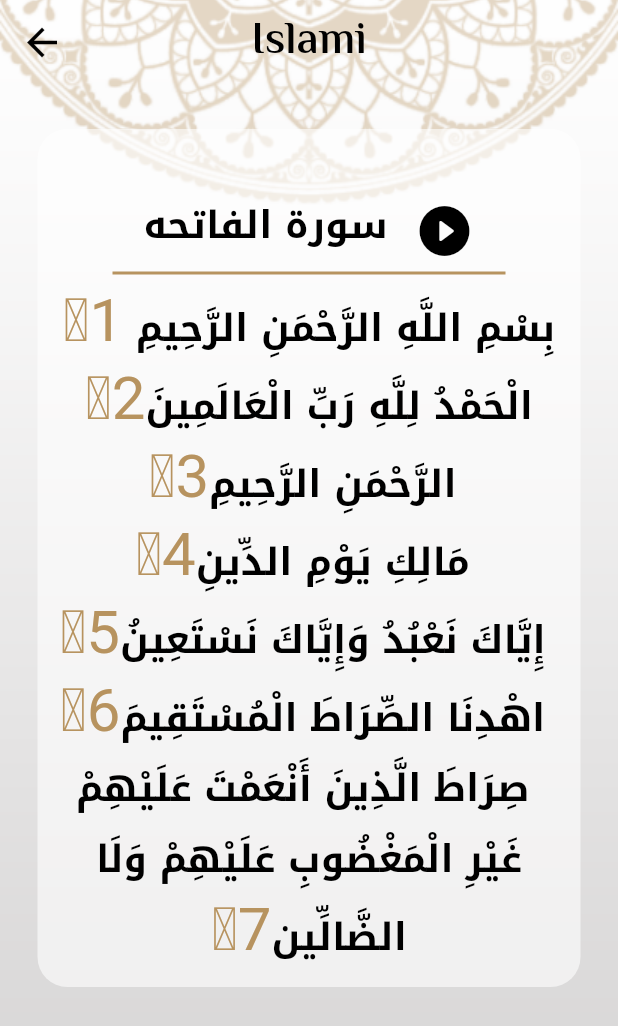
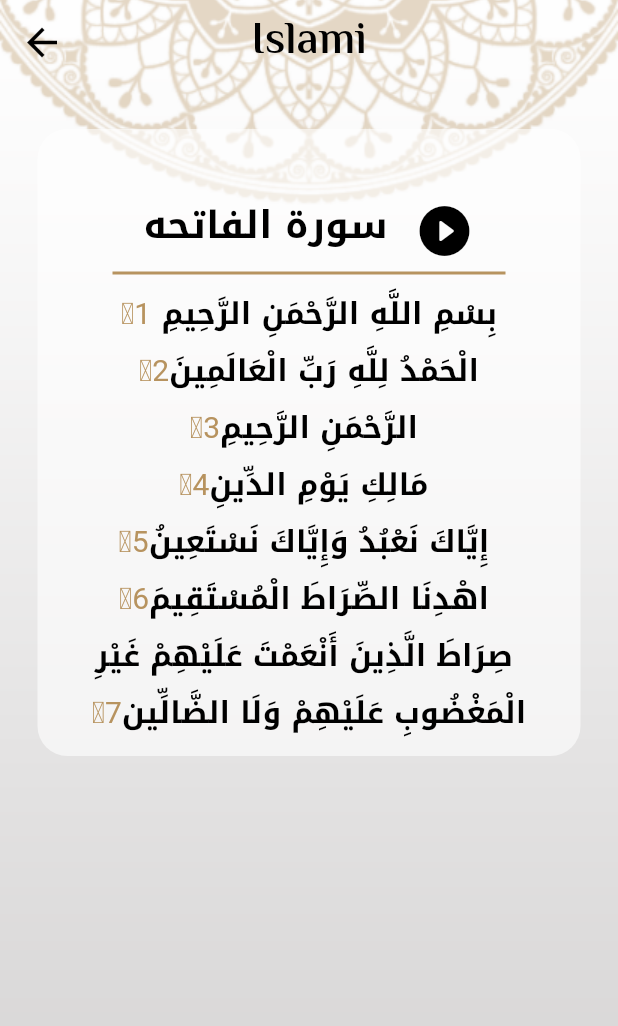
Before and after one commit to heshamgasser/Islamic, a Flutter app: the screen it shows after launch, after a tap on "الفاتحه", on a phone screen of 412 x 824 dp. Shown: the top 1026 px of the screen. Run offline on Flutter 3.47's test engine with Material 2 defaults, Android fonts, the phone set to English and light mode, and no system bars; our stand-ins replace google_fonts; generated files the repository leaves out were written again; Roboto replaces fonts that are missing (Amiri).

Commit message:
change ayat No. Size

```diff
--- a/lib/screens/surahScreen.dart
+++ b/lib/screens/surahScreen.dart
@@ -101,18 +101,19 @@ class _SurahScreenState extends State<SurahScreen> {
                                     .textTheme
                                     .bodyLarge
                                     ?.copyWith(
-                                        fontSize: 25,
+                                        fontSize: 20,
                                         color: Theme.of(context)
                                             .colorScheme
                                             .onSurface),
                               ),
                               TextSpan(
-                                  text: '\u06dd${index + 1}',
-                                  style: GoogleFonts.amiri(
-                                      color: Theme.of(context)
-                                          .colorScheme
-                                          .onBackground,
-                                      fontSize: 40)),
+                                text: '\u06dd${index + 1}',
+                                style: GoogleFonts.amiri(
+                                    color: Theme.of(context)
+                                        .colorScheme
+                                        .onBackground,
+                                    fontSize: 20),
+                              ),
                             ],
                           ),
                         );
```
